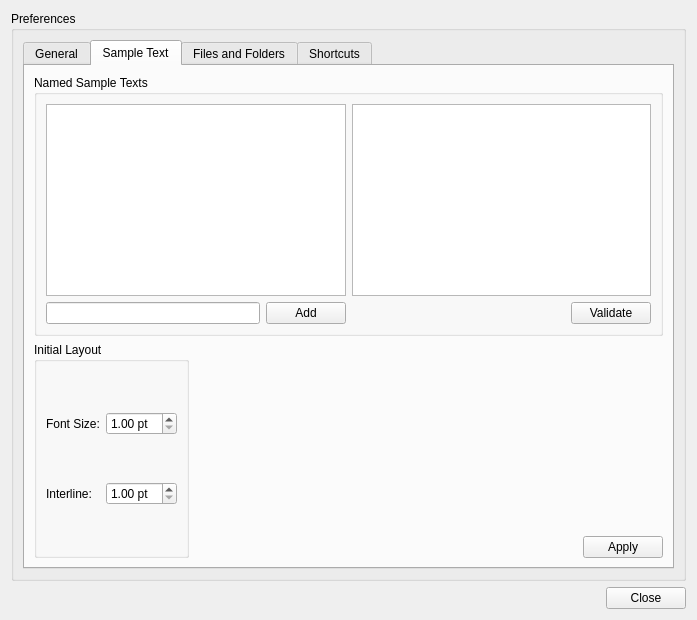
The window that src/prefs_panel.ui (fontmatrix/fontmatrix) describes before a commit, drawn with Qt 5.
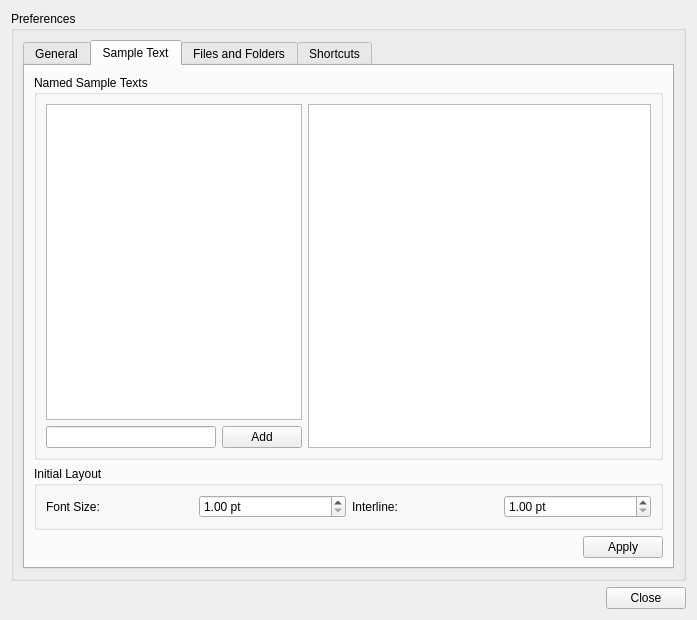
The same window after the commit. The open tabs and pages were chosen to show the change. Icons and pictures are not drawn.

Commit message: Added an entry for preferred name scheme Re-designed sample text preference tab

```diff
--- a/src/prefs_panel.ui
+++ b/src/prefs_panel.ui
@@ -255,8 +255,8 @@
          <attribute name="title" >
           <string>Sample Text</string>
          </attribute>
-         <layout class="QGridLayout" >
-          <item row="1" column="0" >
+         <layout class="QGridLayout" name="gridLayout_3" >
+          <item row="0" column="0" colspan="2" >
            <widget class="QGroupBox" name="groupBox_2" >
             <property name="toolTip" >
              <string/>
@@ -264,12 +264,19 @@
             <property name="title" >
              <string>Named Sample Texts</string>
             </property>
-            <layout class="QGridLayout" >
+            <layout class="QGridLayout" name="gridLayout" >
              <item row="0" column="0" colspan="2" >
               <widget class="QListWidget" name="sampleTextNamesList" />
              </item>
-             <item row="0" column="2" colspan="2" >
-              <widget class="QTextEdit" name="namedSampleTextText" />
+             <item rowspan="2" row="0" column="2" >
+              <widget class="QTextEdit" name="namedSampleTextText" >
+               <property name="sizePolicy" >
+                <sizepolicy vsizetype="Expanding" hsizetype="Expanding" >
+                 <horstretch>2</horstretch>
+                 <verstretch>0</verstretch>
+                </sizepolicy>
+               </property>
+              </widget>
              </item>
              <item row="1" column="0" >
               <widget class="QLineEdit" name="newSampleTextNameText" />
@@ -281,37 +288,15 @@
                </property>
               </widget>
              </item>
-             <item row="1" column="2" >
-              <spacer>
-               <property name="orientation" >
-                <enum>Qt::Horizontal</enum>
-               </property>
-               <property name="sizeHint" stdset="0" >
-                <size>
-                 <width>40</width>
-                 <height>20</height>
-                </size>
-               </property>
-              </spacer>
-             </item>
-             <item row="1" column="3" >
-              <widget class="QPushButton" name="validateNamedSampleTextButton" >
-               <property name="text" >
-                <string>Validate</string>
-               </property>
-              </widget>
-             </item>
             </layout>
            </widget>
           </item>
-          <item row="2" column="0" >
-           <layout class="QHBoxLayout" >
-            <item>
+          <item row="1" column="0" colspan="2" >
              <widget class="QGroupBox" name="groupBox_3" >
               <property name="title" >
                <string>Initial Layout</string>
               </property>
-              <layout class="QGridLayout" >
+            <layout class="QGridLayout" name="gridLayout_2" >
                <item row="0" column="0" >
                 <widget class="QLabel" name="label_2" >
                  <property name="text" >
@@ -329,14 +314,17 @@
                  </property>
                 </widget>
                </item>
-               <item row="1" column="0" >
+             <item row="0" column="2" >
                 <widget class="QLabel" name="label_3" >
                  <property name="text" >
                   <string>Interline:</string>
                  </property>
-                </widget>
-               </item>
-               <item row="1" column="1" >
+               <property name="buddy" >
+                <cstring>interLineSpin</cstring>
+               </property>
+              </widget>
+             </item>
+             <item row="0" column="3" >
                 <widget class="QDoubleSpinBox" name="interLineSpin" >
                  <property name="suffix" >
                   <string> pt</string>
@@ -349,31 +337,14 @@
               </layout>
              </widget>
             </item>
-            <item>
-             <layout class="QVBoxLayout" >
-              <item>
-               <spacer>
-                <property name="orientation" >
-                 <enum>Qt::Vertical</enum>
-                </property>
-                <property name="sizeHint" stdset="0" >
-                 <size>
-                  <width>20</width>
-                  <height>40</height>
-                 </size>
-                </property>
-               </spacer>
-              </item>
-              <item>
-               <layout class="QHBoxLayout" >
-                <item>
-                 <spacer>
+          <item row="2" column="0" >
+           <spacer name="horizontalSpacer_2" >
                   <property name="orientation" >
                    <enum>Qt::Horizontal</enum>
                   </property>
                   <property name="sizeHint" stdset="0" >
                    <size>
-                    <width>40</width>
+              <width>541</width>
                     <height>20</height>
                    </size>
                   </property>
@@ -385,12 +356,6 @@
                    <string>Apply</string>
                   </property>
                  </widget>
-                </item>
-               </layout>
-              </item>
-             </layout>
-            </item>
-           </layout>
           </item>
          </layout>
         </widget>
```
Left out of the diff: 12 changed lines with no effect on the pictures. Lines whose indentation alone changed are shown as unchanged. The commit also changes 3 other files.
